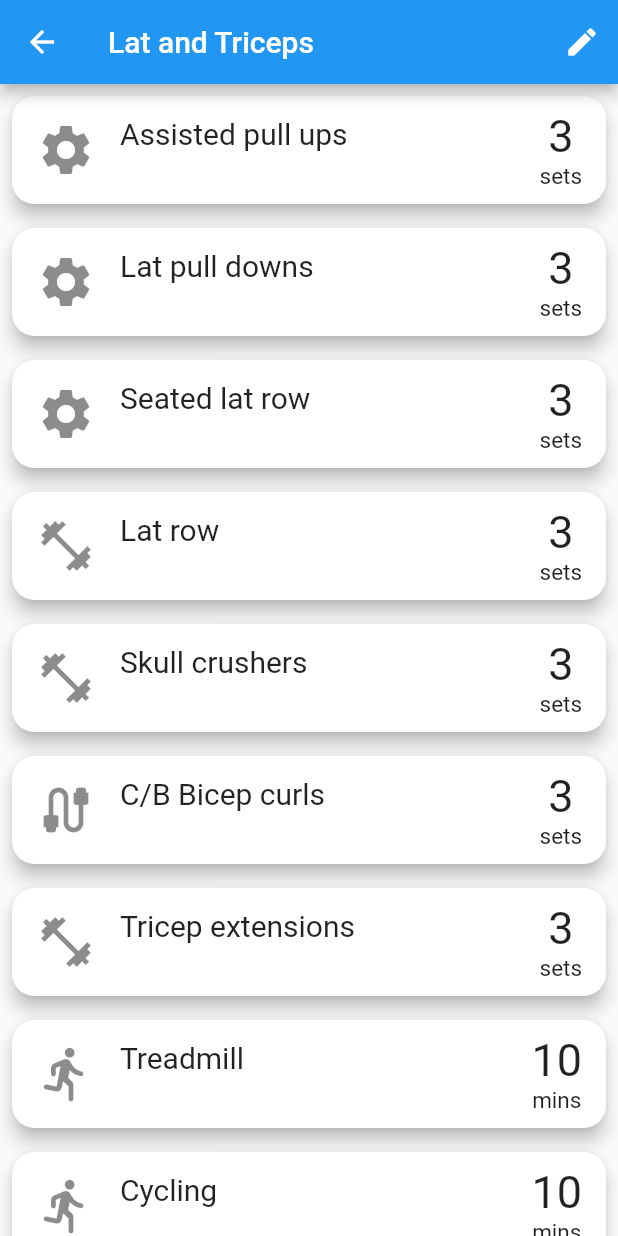
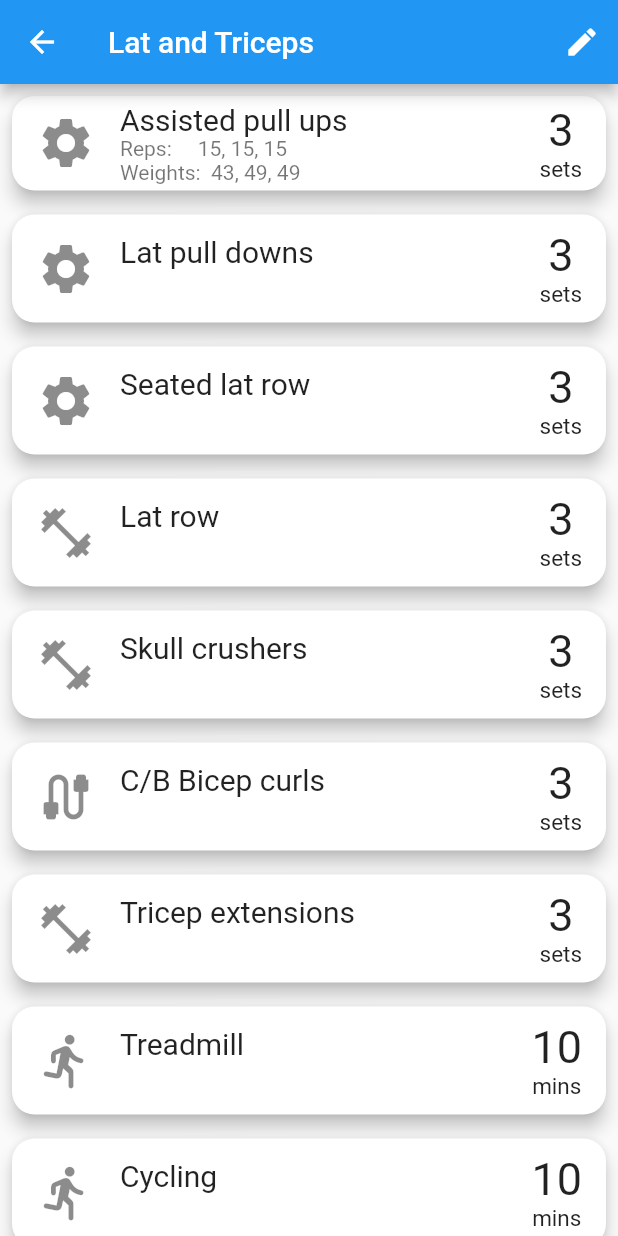
Before and after one commit to D-setia/gym-app, a Flutter app: the screen it shows after launch, after a tap on an icon or button, on a phone screen of 412 x 824 dp. Run offline on Flutter 3.47's test engine with Material 2 defaults, Android fonts, the phone set to English and light mode, and no system bars; our stand-ins replace shared_preferences.

Commit message:
feat?: kuch khaas nahi kiya

```diff
--- a/lib/constants/strings.dart
+++ b/lib/constants/strings.dart
@@ -11,3 +11,7 @@ const String ABS = "A/B";
 const String RT = "R/T";
 const String MISC = "MISC";
 const String CALISTHENICS = "CALS";
+
+const String REPS =     "Reps:     ";
+const String WEIGHTS =  "Weights:  ";
+const String DURATION = "Duration: ";
--- a/lib/data/workouts.dart
+++ b/lib/data/workouts.dart
@@ -18,7 +18,7 @@ List<Workout> defaultWorkouts = [
     Exercise(name: "Cobra raise", type: MISC),
   ]),
   Workout(exercises: [
-    Exercise(name: "Assisted pull ups", type: MACHINE),
+    Exercise(name: "Assisted pull ups", type: MACHINE, reps: [15, 15, 15], weights: [43, 49, 49]),
     Exercise(name: "Lat pull downs", type: MACHINE),
     Exercise(name: "Seated lat row", type: MACHINE),
     Exercise(name: "Lat row", type: DUMBBELL),
--- a/lib/presentation/workout_page/exercise_tile.dart
+++ b/lib/presentation/workout_page/exercise_tile.dart
@@ -1,6 +1,9 @@
 import 'package:flutter/material.dart';
 import 'package:gym_app/constants/strings.dart';
 import 'package:gym_app/logic/models/workout.dart';
+import 'dart:math' as math;
+
+import 'package:gym_app/presentation/workout_page/edit_exercise_dialog.dart';
 
 class ExerciseTile extends StatelessWidget {
   final Exercise exercise;
@@ -17,7 +20,8 @@ class ExerciseTile extends StatelessWidget {
         elevation: 5,
         borderRadius: BorderRadius.circular(15),
         child: GestureDetector(
-          onDoubleTap: editExercise,
+          onTap: handleOnExerciseTap,
+          onDoubleTap: () => editExercise(context),
           child: ListTile(
             leading: Icon(
               getIcon(),
@@ -27,10 +31,12 @@ class ExerciseTile extends StatelessWidget {
               exercise.name,
               style: const TextStyle(fontSize: 20),
             ),
-            subtitle: Column(
-                mainAxisSize: MainAxisSize.min,
-                crossAxisAlignment: CrossAxisAlignment.start,
-                children: getSubtitle()),
+            subtitle: (getSubtitle() == null)
+                ? null
+                : Column(
+                    mainAxisSize: MainAxisSize.min,
+                    crossAxisAlignment: CrossAxisAlignment.start,
+                    children: getSubtitle()!),
             trailing: isEditModeActive
                 ? const Icon(
                     Icons.drag_handle,
@@ -81,40 +87,92 @@ class ExerciseTile extends StatelessWidget {
     }
   }
 
-  void editExercise() {
+  void editExercise(BuildContext context) async {
+    if (isEditModeActive)
+      int resp = await showEditExerciseDialog(context) ?? 400;
     //TODO: implement
   }
 
-  List<Widget> getSubtitle() {
+  List<Widget>? getSubtitle() {
     List<Widget> subtitle = [];
     if (exercise.sets == 0) return subtitle;
-    if (exercise.reps != null) {
-      String top = "Reps: ";
-      String bottom = "";
 
-      if (exercise.times != null) {
-        bottom = "Duration: ";
-        top += "    ";
+    String reps = REPS;
+    String dur = DURATION;
+    String weights = WEIGHTS;
 
-        for (int i = 0; i < exercise.sets; i++) {
+    if (exercise.duration != null) {
+      for (int i = 0; i < exercise.duration!.length; i++) {
+        if (i != 0) dur += ", ";
+        reps += exercise.duration![i];
+      }
 
+      if (exercise.reps != null) {
+        for (int i = 0; i < exercise.reps!.length; i++) {
+          String rep = exercise.reps![i].toString();
+          while (rep.length < exercise.duration![i].length) {
+            rep = " $rep";
+          }
+          if (i != 0) rep = ", $rep";
+          reps += rep;
         }
-      } else if (exercise.weights != null) {
-        bottom = "Weights: ";
-        top += "   ";
+        subtitle.add(Text(reps));
+      }
+      if (exercise.weights != null) {
+        for (int i = 0; i < exercise.weights!.length; i++) {
+          String wt = exercise.weights![i].toString();
+          while (wt.length < exercise.duration![i].length) {
+            wt = " $wt";
+          }
+          if (i != 0) wt = ", $wt";
+          weights += wt;
+        }
+        subtitle.add(Text(weights));
+      }
+      subtitle.add(Text(dur));
+    } else {
+      if (exercise.reps != null) {
+        for (int i = 0; i < exercise.reps!.length; i++) {
+          if (i != 0) reps += ", ";
+          if (exercise.reps![i] < 10) reps += " ";
+          reps += exercise.reps![i].toString();
+        }
+        subtitle.add(Text(reps));
+      }
 
-        for (int i = 0; i < exercise.sets; i++) {
-          if (i != 0) top += ", ";
-          top += exercise.reps![i].toString();
+      if (exercise.weights != null) {
+        for (int i = 0; i < exercise.weights!.length; i++) {
+          if (i != 0) weights += ", ";
+          if (exercise.weights![i] < 10) weights += " ";
+          weights += exercise.weights![i].toString();
         }
-      } else {
-        for (int i = 0; i < exercise.sets; i++) {
-          if (i != 0) top += ", ";
-          top += exercise.reps![i].toString();
-        }
+        subtitle.add(Text(weights));
       }
     }
-
     return subtitle;
   }
+
+  int getMaxLen(int? len1, int? len2) {
+    if (len1 == null && len2 == null) {
+      return 0;
+    } else if (len1 != null && len2 == null) {
+      return len1;
+    } else if (len1 == null && len2 != null) {
+      return len2;
+    } else {
+      return math.max(len1!, len2!);
+    }
+  }
+
+  void handleOnExerciseTap() {}
+
+  Future<int?> showEditExerciseDialog(BuildContext context) async {
+    return showDialog<int>(
+      context: context,
+      barrierDismissible: false, // user must tap button!
+      builder: (BuildContext context) {
+        return editExerciseDialog(context, exercise);
+      },
+    );
+  }
 }
```
Also changed, not shown: lib/presentation/workout_page/edit_exercise_dialog.dart (added, +49 -0 lines).
